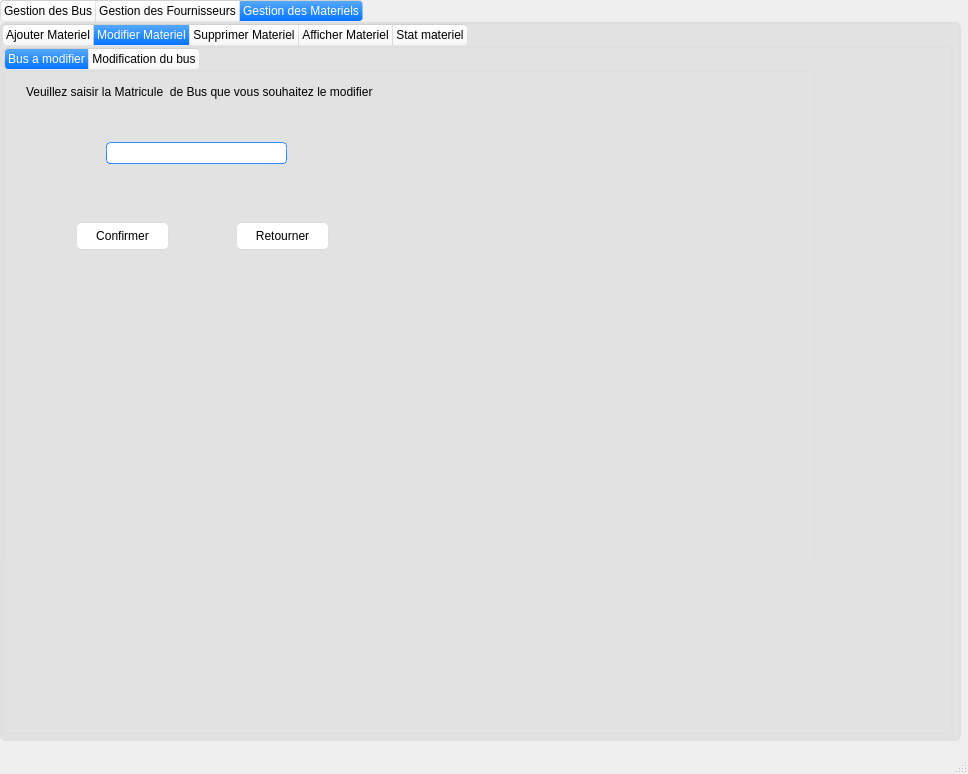
This is gestionbus/ProjetKhaled/projetkhaled.ui in KhaledKhm/bus as Qt 5 draws it before an edit. The edited form follows.
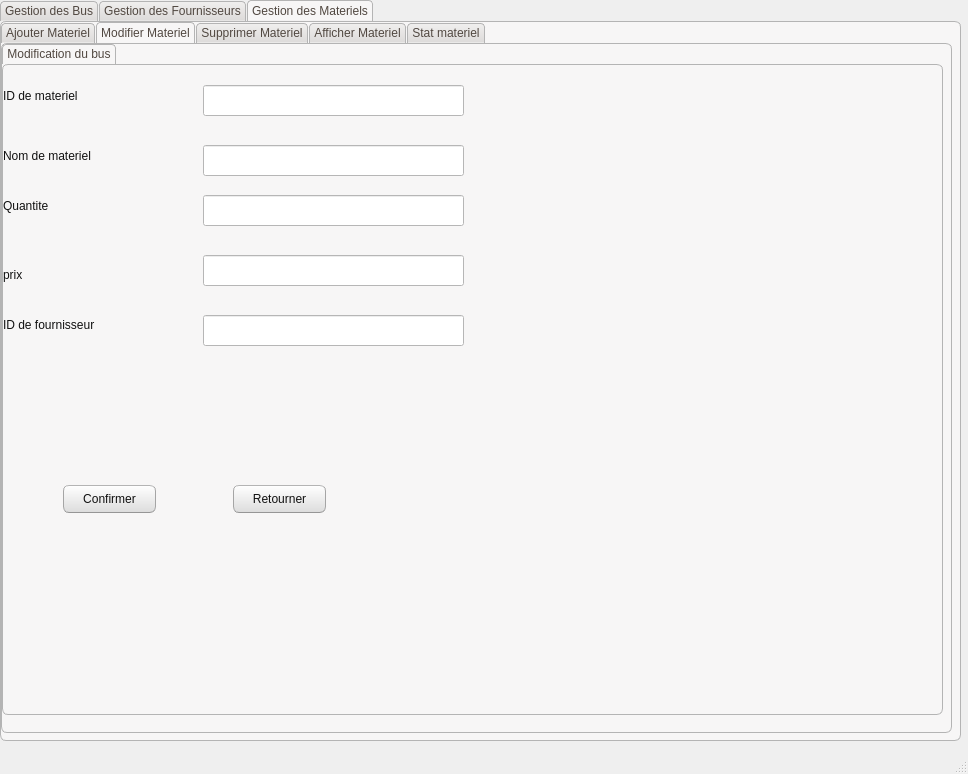
This is the edited form. The open tabs and pages were chosen to show the change.

Patch:
```diff
--- a/gestionbus/ProjetKhaled/projetkhaled.ui
+++ b/gestionbus/ProjetKhaled/projetkhaled.ui
@@ -24,535 +24,18 @@
      </rect>
     </property>
     <property name="styleSheet">
-     <string notr="true">
-QMainWindow {
+     <string notr="true">QMainWindow {
 
-	background-color:#ececec;
+	background-color:#f0f0f0;
 
 }
 
-QTextEdit {
-
-	border-width: 1px;
-
-	border-style: solid;
-
-	border-color: qlineargradient(spread:pad, x1:0.5, y1:1, x2:0.5, y2:0, stop:0 rgba(0, 113, 255, 255), stop:1 rgba(91, 171, 252, 255));
-
-}
-
-QPlainTextEdit {
-
-	border-width: 1px;
-
-	border-style: solid;
-
-	border-color: qlineargradient(spread:pad, x1:0.5, y1:1, x2:0.5, y2:0, stop:0 rgba(0, 113, 255, 255), stop:1 rgba(91, 171, 252, 255));
-
-}
-
-QToolButton {
-
-	border-style: solid;
-
-	border-top-color: qlineargradient(spread:pad, x1:0.5, y1:1, x2:0.5, y2:0, stop:0 rgb(215, 215, 215), stop:1 rgb(222, 222, 222));
-
-	border-right-color: qlineargradient(spread:pad, x1:0, y1:0.5, x2:1, y2:0.5, stop:0 rgb(217, 217, 217), stop:1 rgb(227, 227, 227));
-
-	border-left-color: qlineargradient(spread:pad, x1:0, y1:0.5, x2:1, y2:0.5, stop:0 rgb(227, 227, 227), stop:1 rgb(217, 217, 217));
-
-	border-bottom-color: qlineargradient(spread:pad, x1:0.5, y1:1, x2:0.5, y2:0, stop:0 rgb(215, 215, 215), stop:1 rgb(222, 222, 222));
-
-	border-width: 1px;
-
-	border-radius: 5px;
-
-	color: rgb(0,0,0);
-
-	padding: 2px;
-
-	background-color: rgb(255,255,255);
-
-}
-
-QToolButton:hover{
-
-	border-style: solid;
-
-	border-top-color: qlineargradient(spread:pad, x1:0.5, y1:1, x2:0.5, y2:0, stop:0 rgb(195, 195, 195), stop:1 rgb(222, 222, 222));
-
-	border-right-color: qlineargradient(spread:pad, x1:0, y1:0.5, x2:1, y2:0.5, stop:0 rgb(197, 197, 197), stop:1 rgb(227, 227, 227));
-
-	border-left-color: qlineargradient(spread:pad, x1:0, y1:0.5, x2:1, y2:0.5, stop:0 rgb(227, 227, 227), stop:1 rgb(197, 197, 197));
-
-	border-bottom-color: qlineargradient(spread:pad, x1:0.5, y1:1, x2:0.5, y2:0, stop:0 rgb(195, 195, 195), stop:1 rgb(222, 222, 222));
-
-	border-width: 1px;
-
-	border-radius: 5px;
-
-	color: rgb(0,0,0);
-
-	padding: 2px;
-
-	background-color: rgb(255,255,255);
-
-}
-
-QToolButton:pressed{
-
-	border-style: solid;
-
-	border-top-color: qlineargradient(spread:pad, x1:0.5, y1:1, x2:0.5, y2:0, stop:0 rgb(215, 215, 215), stop:1 rgb(222, 222, 222));
-
-	border-right-color: qlineargradient(spread:pad, x1:0, y1:0.5, x2:1, y2:0.5, stop:0 rgb(217, 217, 217), stop:1 rgb(227, 227, 227));
-
-	border-left-color: qlineargradient(spread:pad, x1:0, y1:0.5, x2:1, y2:0.5, stop:0 rgb(227, 227, 227), stop:1 rgb(217, 217, 217));
-
-	border-bottom-color: qlineargradient(spread:pad, x1:0.5, y1:1, x2:0.5, y2:0, stop:0 rgb(215, 215, 215), stop:1 rgb(222, 222, 222));
-
-	border-width: 1px;
-
-	border-radius: 5px;
-
-	color: rgb(0,0,0);
-
-	padding: 2px;
-
-	background-color: rgb(142,142,142);
-
-}
-
-QPushButton{
-
-	border-style: solid;
-
-	border-top-color: qlineargradient(spread:pad, x1:0.5, y1:1, x2:0.5, y2:0, stop:0 rgb(215, 215, 215), stop:1 rgb(222, 222, 222));
-
-	border-right-color: qlineargradient(spread:pad, x1:0, y1:0.5, x2:1, y2:0.5, stop:0 rgb(217, 217, 217), stop:1 rgb(227, 227, 227));
-
-	border-left-color: qlineargradient(spread:pad, x1:0, y1:0.5, x2:1, y2:0.5, stop:0 rgb(227, 227, 227), stop:1 rgb(217, 217, 217));
-
-	border-bottom-color: qlineargradient(spread:pad, x1:0.5, y1:1, x2:0.5, y2:0, stop:0 rgb(215, 215, 215), stop:1 rgb(222, 222, 222));
-
-	border-width: 1px;
-
-	border-radius: 5px;
-
-	color: rgb(0,0,0);
-
-	padding: 2px;
-
-	background-color: rgb(255,255,255);
-
-}
-
-QPushButton::default{
-
-	border-style: solid;
-
-	border-top-color: qlineargradient(spread:pad, x1:0.5, y1:1, x2:0.5, y2:0, stop:0 rgb(215, 215, 215), stop:1 rgb(222, 222, 222));
-
-	border-right-color: qlineargradient(spread:pad, x1:0, y1:0.5, x2:1, y2:0.5, stop:0 rgb(217, 217, 217), stop:1 rgb(227, 227, 227));
-
-	border-left-color: qlineargradient(spread:pad, x1:0, y1:0.5, x2:1, y2:0.5, stop:0 rgb(227, 227, 227), stop:1 rgb(217, 217, 217));
-
-	border-bottom-color: qlineargradient(spread:pad, x1:0.5, y1:1, x2:0.5, y2:0, stop:0 rgb(215, 215, 215), stop:1 rgb(222, 222, 222));
-
-	border-width: 1px;
-
-	border-radius: 5px;
-
-	color: rgb(0,0,0);
-
-	padding: 2px;
-
-	background-color: rgb(255,255,255);
-
-}
-
-QPushButton:hover{
-
-	border-style: solid;
-
-	border-top-color: qlineargradient(spread:pad, x1:0.5, y1:1, x2:0.5, y2:0, stop:0 rgb(195, 195, 195), stop:1 rgb(222, 222, 222));
-
-	border-right-color: qlineargradient(spread:pad, x1:0, y1:0.5, x2:1, y2:0.5, stop:0 rgb(197, 197, 197), stop:1 rgb(227, 227, 227));
-
-	border-left-color: qlineargradient(spread:pad, x1:0, y1:0.5, x2:1, y2:0.5, stop:0 rgb(227, 227, 227), stop:1 rgb(197, 197, 197));
-
-	border-bottom-color: qlineargradient(spread:pad, x1:0.5, y1:1, x2:0.5, y2:0, stop:0 rgb(195, 195, 195), stop:1 rgb(222, 222, 222));
-
-	border-width: 1px;
-
-	border-radius: 5px;
-
-	color: rgb(0,0,0);
-
-	padding: 2px;
-
-	background-color: rgb(255,255,255);
-
-}
-
-QPushButton:pressed{
-
-	border-style: solid;
-
-	border-top-color: qlineargradient(spread:pad, x1:0.5, y1:1, x2:0.5, y2:0, stop:0 rgb(215, 215, 215), stop:1 rgb(222, 222, 222));
-
-	border-right-color: qlineargradient(spread:pad, x1:0, y1:0.5, x2:1, y2:0.5, stop:0 rgb(217, 217, 217), stop:1 rgb(227, 227, 227));
-
-	border-left-color: qlineargradient(spread:pad, x1:0, y1:0.5, x2:1, y2:0.5, stop:0 rgb(227, 227, 227), stop:1 rgb(217, 217, 217));
-
-	border-bottom-color: qlineargradient(spread:pad, x1:0.5, y1:1, x2:0.5, y2:0, stop:0 rgb(215, 215, 215), stop:1 rgb(222, 222, 222));
-
-	border-width: 1px;
-
-	border-radius: 5px;
-
-	color: rgb(0,0,0);
-
-	padding: 2px;
-
-	background-color: rgb(142,142,142);
-
-}
-
-QPushButton:disabled{
-
-	border-style: solid;
-
-	border-top-color: qlineargradient(spread:pad, x1:0.5, y1:1, x2:0.5, y2:0, stop:0 rgb(215, 215, 215), stop:1 rgb(222, 222, 222));
-
-	border-right-color: qlineargradient(spread:pad, x1:0, y1:0.5, x2:1, y2:0.5, stop:0 rgb(217, 217, 217), stop:1 rgb(227, 227, 227));
-
-	border-left-color: qlineargradient(spread:pad, x1:0, y1:0.5, x2:1, y2:0.5, stop:0 rgb(227, 227, 227), stop:1 rgb(217, 217, 217));
-
-	border-bottom-color: qlineargradient(spread:pad, x1:0.5, y1:1, x2:0.5, y2:0, stop:0 rgb(215, 215, 215), stop:1 rgb(222, 222, 222));
-
-	border-width: 1px;
-
-	border-radius: 5px;
-
-	color: #808086;
-
-	padding: 2px;
-
-	background-color: rgb(142,142,142);
-
-}
-
-QLineEdit {
-
-	border-width: 1px; border-radius: 4px;
-
-	border-style: solid;
-
-	border-color: qlineargradient(spread:pad, x1:0.5, y1:1, x2:0.5, y2:0, stop:0 rgba(0, 113, 255, 255), stop:1 rgba(91, 171, 252, 255));
-
-}
-
-QLabel {
-
-	color: #000000;
-
-}
-
-QLCDNumber {
-
-	color: rgb(0, 113, 255, 255);
-
-}
-
-QProgressBar {
-
-	text-align: center;
-
-	color: rgb(240, 240, 240);
-
-	border-width: 1px; 
-
-	border-radius: 10px;
-
-	border-color: rgb(230, 230, 230);
-
-	border-style: solid;
-
-	background-color:rgb(207,207,207);
-
-}
-
-QProgressBar::chunk {
-
-	background-color: qlineargradient(spread:pad, x1:0.5, y1:1, x2:0.5, y2:0, stop:0 rgba(49, 147, 250, 255), stop:1 rgba(34, 142, 255, 255));
-
-	border-radius: 10px;
-
-}
-
-QMenuBar {
-
-	background-color: qlineargradient(spread:pad, x1:0.5, y1:1, x2:0.5, y2:0, stop:0 rgba(207, 209, 207, 255), stop:1 rgba(230, 229, 230, 255));
-
-}
-
-QMenuBar::item {
-
-	color: #000000;
-
-  	spacing: 3px;
-
-  	padding: 1px 4px;
-
-	background-color: qlineargradient(spread:pad, x1:0.5, y1:1, x2:0.5, y2:0, stop:0 rgba(207, 209, 207, 255), stop:1 rgba(230, 229, 230, 255));
-
-}
-
-
-
-QMenuBar::item:selected {
-
-  	background-color: qlineargradient(spread:pad, x1:0.5, y1:1, x2:0.5, y2:0, stop:0 rgba(0, 113, 255, 255), stop:1 rgba(91, 171, 252, 255));
-
-	color: #FFFFFF;
-
-}
-
-QMenu::item:selected {
-
-	border-style: solid;
-
-	border-top-color: transparent;
-
-	border-right-color: transparent;
-
-	border-left-color: qlineargradient(spread:pad, x1:0.5, y1:1, x2:0.5, y2:0, stop:0 rgba(0, 113, 255, 255), stop:1 rgba(91, 171, 252, 255));
-
-	border-bottom-color: transparent;
-
-	border-left-width: 2px;
-
-	color: #000000;
-
-	padding-left:15px;
-
-	padding-top:4px;
-
-	padding-bottom:4px;
-
-	padding-right:7px;
-
-}
-
-QMenu::item {
-
-	border-style: solid;
-
-	border-top-color: transparent;
-
-	border-right-color: transparent;
-
-	border-left-color: transparent;
-
-	border-bottom-color: transparent;
-
-	border-bottom-width: 1px;
-
-	color: #000000;
-
-	padding-left:17px;
-
-	padding-top:4px;
-
-	padding-bottom:4px;
-
-	padding-right:7px;
-
-}
-
-QTabWidget {
-
-	color:rgb(0,0,0);
-
-	background-color:#000000;
-
-}
-
-QTabWidget::pane {
-
-		border-color: rgb(223,223,223);
-
-		background-color:rgb(226,226,226);
-
-		border-style: solid;
-
-		border-width: 2px;
-
-    	border-radius: 6px;
-
-}
-
-QTabBar::tab:first {
-
-	border-style: solid;
-
-	border-left-width:1px;
-
-	border-right-width:0px;
-
-	border-top-width:1px;
-
-	border-bottom-width:1px;
-
-	border-top-color: rgb(209,209,209);
-
-	border-left-color: qlineargradient(spread:pad, x1:0.5, y1:1, x2:0.5, y2:0, stop:0 rgba(209, 209, 209, 209), stop:1 rgba(229, 229, 229, 229));
-
-	border-bottom-color: rgb(229,229,229);
-
-	border-top-left-radius: 4px;
-
-	border-bottom-left-radius: 4px;
-
-	color: #000000;
-
-	padding: 3px;
-
-	margin-left:0px;
-
-	background-color: qlineargradient(spread:pad, x1:0.5, y1:1, x2:0.5, y2:0, stop:0 rgba(247, 247, 247, 255), stop:1 rgba(255, 255, 255, 255));
-
-}
-
-QTabBar::tab:last {
-
-	border-style: solid;
-
-	border-width:1px;
-
-	border-top-color: rgb(209,209,209);
-
-	border-left-color: qlineargradient(spread:pad, x1:0.5, y1:1, x2:0.5, y2:0, stop:0 rgba(209, 209, 209, 209), stop:1 rgba(229, 229, 229, 229));
-
-	border-right-color: qlineargradient(spread:pad, x1:0.5, y1:1, x2:0.5, y2:0, stop:0 rgba(209, 209, 209, 209), stop:1 rgba(229, 229, 229, 229));
-
-	border-bottom-color: rgb(229,229,229);
-
-	border-top-right-radius: 4px;
-
-	border-bottom-right-radius: 4px;
-
-	color: #000000;
-
-	padding: 3px;
-
-	margin-left:0px;
-
-	background-color: qlineargradient(spread:pad, x1:0.5, y1:1, x2:0.5, y2:0, stop:0 rgba(247, 247, 247, 255), stop:1 rgba(255, 255, 255, 255));
-
-}
-
-QTabBar::tab {
-
-	border-style: solid;
-
-	border-top-width:1px;
-
-	border-bottom-width:1px;
-
-	border-left-width:1px;
-
-	border-top-color: rgb(209,209,209);
-
-	border-left-color: qlineargradient(spread:pad, x1:0.5, y1:1, x2:0.5, y2:0, stop:0 rgba(209, 209, 209, 209), stop:1 rgba(229, 229, 229, 229));
-
-	border-bottom-color: rgb(229,229,229);
-
-	color: #000000;
-
-	padding: 3px;
-
-	margin-left:0px;
-
-	background-color: qlineargradient(spread:pad, x1:0.5, y1:1, x2:0.5, y2:0, stop:0 rgba(247, 247, 247, 255), stop:1 rgba(255, 255, 255, 255));
-
-}
-
-QTabBar::tab:selected, QTabBar::tab:last:selected, QTabBar::tab:hover {
-
-  	border-style: solid;
-
-  	border-left-width:1px;
-
-	border-right-color: transparent;
-
-	border-top-color: rgb(209,209,209);
-
-	border-left-color: qlineargradient(spread:pad, x1:0.5, y1:1, x2:0.5, y2:0, stop:0 rgba(209, 209, 209, 209), stop:1 rgba(229, 229, 229, 229));
-
-	border-bottom-color: rgb(229,229,229);
-
-	color: #FFFFFF;
-
-	padding: 3px;
-
-	margin-left:0px;
-
-	background-color: qlineargradient(spread:pad, x1:0.5, y1:1, x2:0.5, y2:0, stop:0 rgba(0, 113, 255, 255), stop:1 rgba(91, 171, 252, 255));
-
-}
-
-
-
-QTabBar::tab:selected, QTabBar::tab:first:selected, QTabBar::tab:hover {
-
-  	border-style: solid;
-
-  	border-left-width:1px;
-
-  	border-bottom-width:1px;
-
-  	border-top-width:1px;
-
-	border-right-color: transparent;
-
-	border-top-color: rgb(209,209,209);
-
-	border-left-color: qlineargradient(spread:pad, x1:0.5, y1:1, x2:0.5, y2:0, stop:0 rgba(209, 209, 209, 209), stop:1 rgba(229, 229, 229, 229));
-
-	border-bottom-color: rgb(229,229,229);
-
-	color: #FFFFFF;
-
-	padding: 3px;
-
-	margin-left:0px;
-
-	background-color: qlineargradient(spread:pad, x1:0.5, y1:1, x2:0.5, y2:0, stop:0 rgba(0, 113, 255, 255), stop:1 rgba(91, 171, 252, 255));
-
-}
-
-
-
 QCheckBox {
 
-	color: #000000;
+	padding:2px;
 
-	padding: 2px;
-
 }
 
-QCheckBox:disabled {
-
-	color: #808086;
-
-	padding: 2px;
-
-}
-
-
-
 QCheckBox:hover {
 
 	border-radius:4px;
@@ -575,46 +58,400 @@
 
 QCheckBox::indicator:checked {
 
-
-
-	height: 10px;
-
-	width: 10px;
+	border-radius:4px;
 
 	border-style:solid;
 
-	border-width: 1px;
+	border-width:1px;
 
-	border-color: qlineargradient(spread:pad, x1:0.5, y1:1, x2:0.5, y2:0, stop:0 rgba(0, 113, 255, 255), stop:1 rgba(91, 171, 252, 255));
+	border-color: rgb(246, 134, 86);
 
-	color: #000000;
-
-	background-color: qlineargradient(spread:pad, x1:0.5, y1:1, x2:0.5, y2:0, stop:0 rgba(0, 113, 255, 255), stop:1 rgba(91, 171, 252, 255));
+  	background-color:rgb(246, 134, 86)
 
 }
 
 QCheckBox::indicator:unchecked {
 
+	border-radius:4px;
 
+	border-style:solid;
 
-	height: 10px;
+	border-width:1px;
 
-	width: 10px;
+	border-color:rgb(246, 134, 86);
 
+  	background-color:rgb(255,255,255);
+
+}
+
+QColorDialog {
+
+	background-color:#f0f0f0;
+
+}
+
+QComboBox {
+
+	color:rgb(81,72,65);
+
+	background: #ffffff;
+
+}
+
+QComboBox:editable {
+
+	background: #ffffff;
+
+	color: rgb(81,72,65);
+
+	selection-color:rgb(81,72,65);
+
+	selection-background-color: #ffffff;
+
+}
+
+QComboBox QAbstractItemView {
+
+	color:rgb(81,72,65);	
+
+	background: #ffffff;
+
+	selection-color: #ffffff;
+
+	selection-background-color: rgb(246, 134, 86);
+
+}
+
+QComboBox:!editable:on, QComboBox::drop-down:editable:on {
+
+	color:  #1e1d23;	
+
+	background: #ffffff;
+
+}
+
+QDateTimeEdit {
+
+	color:rgb(81,72,65);
+
+	background-color: #ffffff;
+
+}
+
+QDateEdit {
+
+	color:rgb(81,72,65);
+
+	background-color: #ffffff;
+
+}
+
+QDialog {
+
+	background-color:#f0f0f0;
+
+}
+
+QDoubleSpinBox {
+
+	color:rgb(81,72,65);
+
+	background-color: #ffffff;
+
+}
+
+QFontComboBox {
+
+	color:rgb(81,72,65);
+
+	background-color: #ffffff;
+
+}
+
+QLabel {
+
+	color:rgb(17,17,17);
+
+}
+
+QLineEdit {
+
+	background-color:rgb(255,255,255);
+
+	selection-background-color:rgb(236,116,64);
+
+	color:rgb(17,17,17);
+
+}
+
+QMenuBar {
+
+	color:rgb(223,219,210);
+
+	background-color:rgb(65,64,59);
+
+}
+
+QMenuBar::item {
+
+	padding-top:4px;
+
+	padding-left:4px;
+
+	padding-right:4px;
+
+	color:rgb(223,219,210);
+
+	background-color:rgb(65,64,59);
+
+}
+
+QMenuBar::item:selected {
+
+	color:rgb(255,255,255);
+
+	padding-top:2px;
+
+	padding-left:2px;
+
+	padding-right:2px;
+
+	border-top-width:2px;
+
+	border-left-width:2px;
+
+	border-right-width:2px;
+
+	border-top-right-radius:4px;
+
+	border-top-left-radius:4px;
+
 	border-style:solid;
 
+	background-color:rgb(65,64,59);
+
+	border-top-color: rgb(47,47,44);
+
+	border-right-color: qlineargradient(spread:pad, x1:0, y1:1, x2:1, y2:0, stop:0 rgba(90, 87, 78, 255), stop:1 rgba(47,47,44, 255));
+
+	border-left-color:  qlineargradient(spread:pad, x1:1, y1:0, x2:0, y2:0, stop:0 rgba(90, 87, 78, 255), stop:1 rgba(47,47,44, 255));
+
+}
+
+QMenu {
+
+	color:rgb(223,219,210);
+
+	background-color:rgb(65,64,59);
+
+}
+
+QMenu::item {
+
+	color:rgb(223,219,210);
+
+	padding-left:20px;
+
+	padding-top:4px;
+
+	padding-bottom:4px;
+
+	padding-right:10px;
+
+}
+
+QMenu::item:selected {
+
+	color:rgb(255,255,255);
+
+	background-color: qlineargradient(spread:pad, x1:0.5, y1:1, x2:0.5, y2:0, stop:0 rgba(225, 108, 54, 255), stop:1 rgba(246, 134, 86, 255));
+
+	border-style:solid;
+
+	border-width:3px;
+
+	padding-left:17px;
+
+	padding-top:4px;
+
+	padding-bottom:4px;
+
+	padding-right:7px;
+
+	border-bottom-color:qlineargradient(spread:pad, x1:0.5, y1:1, x2:0.5, y2:0, stop:0 rgba(175,85,48,255), stop:1 rgba(236,114,67, 255));
+
+	border-top-color:qlineargradient(spread:pad, x1:0.5, y1:1, x2:0.5, y2:0, stop:0 rgba(253,156,113,255), stop:1 rgba(205,90,46, 255));
+
+	border-right-color:qlineargradient(spread:pad, x1:0, y1:0.5, x2:1, y2:0.5, stop:0 rgba(253,156,113,255), stop:1 rgba(205,90,46, 255));
+
+	border-left-color:qlineargradient(spread:pad, x1:1, y1:0.5, x2:0, y2:0.5, stop:0 rgba(253,156,113,255), stop:1 rgba(205,90,46, 255));
+
+}
+
+QPlainTextEdit {
+
 	border-width: 1px;
 
-	border-color: qlineargradient(spread:pad, x1:0.5, y1:1, x2:0.5, y2:0, stop:0 rgba(0, 113, 255, 255), stop:1 rgba(91, 171, 252, 255));
+	border-style: solid;
 
-	color: #000000;
+	border-color:transparent;
+
+	color:rgb(17,17,17);
+
+	selection-background-color:rgb(236,116,64);
+
+}
+
+QProgressBar {
+
+	text-align: center;
+
+	color: rgb(0, 0, 0);
+
+	border-width: 1px; 
+
+	border-radius: 10px;
+
+	border-style: inset;
+
+	border-color: rgb(150,150,150);
+
+	background-color:rgb(221,221,219);
+
+}
+
+QProgressBar::chunk:horizontal {
+
+	background-color: qlineargradient(spread:pad, x1:0.5, y1:1, x2:0.5, y2:0, stop:0 rgba(225, 108, 54, 255), stop:1 rgba(246, 134, 86, 255));
+
+	border-style: solid;
+
+	border-radius:8px;
+
+	border-width:1px;
+
+	border-bottom-color:qlineargradient(spread:pad, x1:0.5, y1:1, x2:0.5, y2:0, stop:0 rgba(175,85,48,255), stop:1 rgba(236,114,67, 255));
+
+	border-top-color:qlineargradient(spread:pad, x1:0.5, y1:1, x2:0.5, y2:0, stop:0 rgba(253,156,113,255), stop:1 rgba(205,90,46, 255));
+
+	border-right-color:qlineargradient(spread:pad, x1:0, y1:0.5, x2:1, y2:0.5, stop:0 rgba(253,156,113,255), stop:1 rgba(205,90,46, 255));
+
+	border-left-color:qlineargradient(spread:pad, x1:1, y1:0.5, x2:0, y2:0.5, stop:0 rgba(253,156,113,255), stop:1 rgba(205,90,46, 255));
+
+}
+
+QPushButton{
+
+	color:rgb(17,17,17);
+
+	border-width: 1px;
+
+	border-radius: 6px;
+
+	border-bottom-color: rgb(150,150,150);
+
+	border-right-color: rgb(165,165,165);
+
+	border-left-color: rgb(165,165,165);
+
+	border-top-color: rgb(180,180,180);
+
+	border-style: solid;
+
+	padding: 4px;
+
+	background-color: qlineargradient(spread:pad, x1:0.5, y1:1, x2:0.5, y2:0, stop:0 rgba(220, 220, 220, 255), stop:1 rgba(255, 255, 255, 255));
+
+}
+
+QPushButton:hover{
+
+	color:rgb(17,17,17);
+
+	border-width: 1px;
+
+	border-radius:6px;
+
+	border-top-color: rgb(255,150,60);
+
+	border-right-color: qlineargradient(spread:pad, x1:0, y1:1, x2:1, y2:0, stop:0 rgba(200, 70, 20, 255), stop:1 rgba(255,150,60, 255));
+
+	border-left-color:  qlineargradient(spread:pad, x1:1, y1:0, x2:0, y2:0, stop:0 rgba(200, 70, 20, 255), stop:1 rgba(255,150,60, 255));
+
+	border-bottom-color: rgb(200,70,20);
+
+	border-style: solid;
+
+	padding: 2px;
+
+	background-color: qlineargradient(spread:pad, x1:0.5, y1:1, x2:0.5, y2:0, stop:0 rgba(220, 220, 220, 255), stop:1 rgba(255, 255, 255, 255));
+
+}
+
+QPushButton:default{
+
+	color:rgb(17,17,17);
+
+	border-width: 1px;
+
+	border-radius:6px;
+
+	border-top-color: rgb(255,150,60);
+
+	border-right-color: qlineargradient(spread:pad, x1:0, y1:1, x2:1, y2:0, stop:0 rgba(200, 70, 20, 255), stop:1 rgba(255,150,60, 255));
+
+	border-left-color:  qlineargradient(spread:pad, x1:1, y1:0, x2:0, y2:0, stop:0 rgba(200, 70, 20, 255), stop:1 rgba(255,150,60, 255));
+
+	border-bottom-color: rgb(200,70,20);
+
+	border-style: solid;
+
+	padding: 2px;
+
+	background-color: qlineargradient(spread:pad, x1:0.5, y1:1, x2:0.5, y2:0, stop:0 rgba(220, 220, 220, 255), stop:1 rgba(255, 255, 255, 255));
+
+}
+
+QPushButton:pressed{
+
+	color:rgb(17,17,17);
+
+	border-width: 1px;
+
+	border-radius: 6px;
+
+	border-width: 1px;
+
+	border-top-color: rgba(255,150,60,200);
+
+	border-right-color: qlineargradient(spread:pad, x1:0, y1:1, x2:1, y2:0, stop:0 rgba(200, 70, 20, 255), stop:1 rgba(255,150,60, 200));
+
+	border-left-color:  qlineargradient(spread:pad, x1:1, y1:0, x2:0, y2:0, stop:0 rgba(200, 70, 20, 255), stop:1 rgba(255,150,60, 200));
+
+	border-bottom-color: rgba(200,70,20,200);
+
+	border-style: solid;
+
+	padding: 2px;
+
+	background-color: qlineargradient(spread:pad, x1:0.5, y1:0, x2:0.5, y2:1, stop:0 rgba(220, 220, 220, 255), stop:1 rgba(255, 255, 255, 255));
+
+}
+
+QPushButton:disabled{
+
+	color:rgb(174,167,159);
+
+	border-width: 1px;
+
+	border-radius: 6px;
+
+	background-color: qlineargradient(spread:pad, x1:0.5, y1:1, x2:0.5, y2:0, stop:0 rgba(200, 200, 200, 255), stop:1 rgba(230, 230, 230, 255));
 
 }
 
 QRadioButton {
 
-	color: 000000;
-
 	padding: 1px;
 
 }
@@ -631,11 +468,11 @@
 
 	border-width: 1px;
 
-	border-color: qlineargradient(spread:pad, x1:0.5, y1:1, x2:0.5, y2:0, stop:0 rgba(0, 113, 255, 255), stop:1 rgba(91, 171, 252, 255));
+	border-color: rgba(246, 134, 86, 255);
 
 	color: #a9b7c6;
 
-	background-color: qlineargradient(spread:pad, x1:0.5, y1:1, x2:0.5, y2:0, stop:0 rgba(0, 113, 255, 255), stop:1 rgba(91, 171, 252, 255));
+	background-color:rgba(246, 134, 86, 255);
 
 }
 
@@ -651,7 +488,7 @@
 
 	border-width: 1px;
 
-	border-color: qlineargradient(spread:pad, x1:0.5, y1:1, x2:0.5, y2:0, stop:0 rgba(0, 113, 255, 255), stop:1 rgba(91, 171, 252, 255));
+	border-color: rgb(246, 134, 86);
 
 	color: #a9b7c6;
 
@@ -659,93 +496,21 @@
 
 }
 
-QStatusBar {
-
-	color:#027f7f;
-
-}
-
-QSpinBox {
-
-	border-style: solid;
-
-	border-width: 1px;
-
-	border-color: qlineargradient(spread:pad, x1:0.5, y1:1, x2:0.5, y2:0, stop:0 rgba(0, 113, 255, 255), stop:1 rgba(91, 171, 252, 255));
-
-}
-
-QDoubleSpinBox {
-
-	border-style: solid;
-
-	border-width: 1px;
-
-	border-color: qlineargradient(spread:pad, x1:0.5, y1:1, x2:0.5, y2:0, stop:0 rgba(0, 113, 255, 255), stop:1 rgba(91, 171, 252, 255));
-
-}
-
-QTimeEdit {
-
-	border-style: solid;
-
-	border-width: 1px;
-
-	border-color: qlineargradient(spread:pad, x1:0.5, y1:1, x2:0.5, y2:0, stop:0 rgba(0, 113, 255, 255), stop:1 rgba(91, 171, 252, 255));
-
-}
-
-QDateTimeEdit {
-
-	border-style: solid;
-
-	border-width: 1px;
-
-	border-color: qlineargradient(spread:pad, x1:0.5, y1:1, x2:0.5, y2:0, stop:0 rgba(0, 113, 255, 255), stop:1 rgba(91, 171, 252, 255));
-
-}
-
-QDateEdit {
-
-	border-style: solid;
-
-	border-width: 1px;
-
-	border-color: qlineargradient(spread:pad, x1:0.5, y1:1, x2:0.5, y2:0, stop:0 rgba(0, 113, 255, 255), stop:1 rgba(91, 171, 252, 255));
-
-}
-
-
-
-QToolBox {
-
-	color: #a9b7c6;
-
-	background-color:#000000;
-
-}
-
-QToolBox::tab {
-
-	color: #a9b7c6;
-
-	background-color:#000000;
-
-}
-
-QToolBox::tab:selected {
-
-	color: #FFFFFF;
-
-	background-color:#000000;
-
-}
-
 QScrollArea {
 
 	color: #FFFFFF;
 
-	background-color:#000000;
+	background-color:#f0f0f0;
+
+}
+
+QSlider::groove {
+
+	border-style: solid;
+
+	border-width: 1px;
+
+	border-color: rgb(207,207,207);
 
 }
 
@@ -753,7 +518,7 @@
 
 	height: 5px;
 
-	background-color: qlineargradient(spread:pad, x1:0.5, y1:1, x2:0.5, y2:0, stop:0 rgba(49, 147, 250, 255), stop:1 rgba(34, 142, 255, 255));
+	background: rgb(246, 134, 86);
 
 }
 
@@ -761,7 +526,7 @@
 
 	width: 5px;
 
-	background-color: qlineargradient(spread:pad, x1:0.5, y1:1, x2:0.5, y2:0, stop:0 rgba(49, 147, 250, 255), stop:1 rgba(34, 142, 255, 255));
+	background: rgb(246, 134, 86);
 
 }
 
@@ -803,25 +568,39 @@
 
 QSlider::add-page:horizontal {
 
-    background: rgb(181,181,181);
+ 	background: white;
 
 }
 
 QSlider::add-page:vertical {
 
-    background: rgb(181,181,181);
+	background: white;
 
 }
 
 QSlider::sub-page:horizontal {
 
-    background-color: qlineargradient(spread:pad, x1:0.5, y1:1, x2:0.5, y2:0, stop:0 rgba(49, 147, 250, 255), stop:1 rgba(34, 142, 255, 255));
+	background: rgb(246, 134, 86);
 
 }
 
 QSlider::sub-page:vertical {
 
-    background-color: qlineargradient(spread:pad, y1:0.5, x1:1, y2:0.5, x2:0, stop:0 rgba(49, 147, 250, 255), stop:1 rgba(34, 142, 255, 255));
+  	background: rgb(246, 134, 86);
+
+}
+
+QStatusBar {
+
+	color:rgb(81,72,65);
+
+}
+
+QSpinBox {
+
+	color:rgb(81,72,65);
+
+	background-color: #ffffff;
 
 }
 
@@ -835,16 +614,6 @@
 
 }
 
-QScrollBar:vertical {
-
-	max-width: 20px;
-
-	border: 1px transparent grey;
-
-	margin: 20px 0px 20px 0px;
-
-}
-
 QScrollBar::handle:horizontal {
 
 	background: rgb(253,253,253);
@@ -877,53 +646,47 @@
 
 }
 
-QScrollBar::handle:vertical {
-
-	background: rgb(253,253,253);
-
-	border-style: solid;
-
-	border-width: 1px;
-
-	border-color: rgb(207,207,207);
-
-	border-radius: 7px;
-
-	min-height: 25px;
-
-}
-
-QScrollBar::handle:vertical:hover {
-
-	background: rgb(253,253,253);
-
-	border-style: solid;
-
-	border-width: 1px;
-
-	border-color: rgb(147, 200, 200);
-
-	border-radius: 7px;
-
-	min-height: 25px;
-
-}
-
 QScrollBar::add-line:horizontal {
 
-   border: 2px transparent grey;
+  	border: 1px solid;
 
-   border-top-right-radius: 7px;
+  	border-color: rgb(207,207,207);
 
-   border-bottom-right-radius: 7px;
+  	border-top-right-radius: 7px;
 
-   background: rgba(34, 142, 255, 255);
+  	border-top-left-radius: 7px;
 
-   width: 20px;
+  	border-bottom-right-radius: 7px;
 
-   subcontrol-position: right;
+  	background: rgb(255, 255, 255);
 
-   subcontrol-origin: margin;
+  	width: 20px;
+
+  	subcontrol-position: right;
+
+  	subcontrol-origin: margin;
+
+}
+
+QScrollBar::add-line:horizontal:hover {
+
+  	border: 1px solid;
+
+  	border-top-right-radius: 7px;
+
+  	border-top-left-radius: 7px;
+
+  	border-bottom-right-radius: 7px;
+
+  	border-color: rgb(255,150,60);
+
+  	background: rgb(255, 255, 255);
+
+  	width: 20px;
+
+  	subcontrol-position: right;
+
+  	subcontrol-origin: margin;
 
 }
 
@@ -943,59 +706,51 @@
 
    subcontrol-origin: margin;
 
-}
-
-QScrollBar::add-line:vertical {
-
-   border: 2px transparent grey;
-
-   border-bottom-left-radius: 7px;
-
-   border-bottom-right-radius: 7px;
-
-   background: rgba(34, 142, 255, 255);
-
-   height: 20px;
-
-   subcontrol-position: bottom;
-
-   subcontrol-origin: margin;
-
-}
-
-QScrollBar::add-line:vertical:pressed {
-
-   border: 2px transparent grey;
-
-   border-bottom-left-radius: 7px;
-
-   border-bottom-right-radius: 7px;
-
-   background: rgb(181,181,181);
-
-   height: 20px;
-
-   subcontrol-position: bottom;
-
-   subcontrol-origin: margin;
+  	subcontrol-origin: margin;
 
 }
 
 QScrollBar::sub-line:horizontal {
 
-   border: 2px transparent grey;
+  	border: 1px solid;
 
-   border-top-left-radius: 7px;
+  	border-color: rgb(207,207,207);
 
-   border-bottom-left-radius: 7px;
+  	border-top-right-radius: 7px;
 
-   background: rgba(34, 142, 255, 255);
+  	border-top-left-radius: 7px;
 
-   width: 20px;
+  	border-bottom-left-radius: 7px;
 
-   subcontrol-position: left;
+  	background: rgb(255, 255, 255);
 
-   subcontrol-origin: margin;
+  	width: 20px;
+
+  	subcontrol-position: left;
+
+  	subcontrol-origin: margin;
+
+}
+
+QScrollBar::sub-line:horizontal:hover {
+
+  	border: 1px solid;
+
+  	border-color: rgb(255,150,60);
+
+  	border-top-right-radius: 7px;
+
+  	border-top-left-radius: 7px;
+
+  	border-bottom-left-radius: 7px;
+
+  	background: rgb(255, 255, 255);
+
+  	width: 20px;
+
+  	subcontrol-position: left;
+
+  	subcontrol-origin: margin;
 
 }
 
@@ -1015,122 +770,371 @@
 
    subcontrol-origin: margin;
 
-}
-
-QScrollBar::sub-line:vertical {
-
-   border: 2px transparent grey;
-
-   border-top-left-radius: 7px;
-
-   border-top-right-radius: 7px;
-
-   background: rgba(34, 142, 255, 255);
-
-   height: 20px;
-
-   subcontrol-position: top;
-
-   subcontrol-origin: margin;
-
-}
-
-QScrollBar::sub-line:vertical:pressed {
-
-   border: 2px transparent grey;
-
-   border-top-left-radius: 7px;
-
-   border-top-right-radius: 7px;
-
-   background: rgb(181,181,181);
-
-   height: 20px;
-
-   subcontrol-position: top;
-
-   subcontrol-origin: margin;
+  	subcontrol-origin: margin;
 
 }
 
 QScrollBar::left-arrow:horizontal {
 
-   border: 1px transparent grey;
+  	border: 1px transparent grey;
 
-   border-top-left-radius: 3px;
+  	border-top-left-radius: 3px;
 
-   border-bottom-left-radius: 3px;
+  	border-bottom-left-radius: 3px;
 
-   width: 6px;
+  	width: 6px;
 
-   height: 6px;
+  	height: 6px;
 
-   background: white;
+  	background: rgb(230,230,230);
 
 }
 
 QScrollBar::right-arrow:horizontal {
 
-   border: 1px transparent grey;
+	border: 1px transparent grey;
 
-   border-top-right-radius: 3px;
+	border-top-right-radius: 3px;
 
-   border-bottom-right-radius: 3px;
+	border-bottom-right-radius: 3px;
 
-   width: 6px;
+  	width: 6px;
 
-   height: 6px;
+  	height: 6px;
 
-   background: white;
+ 	background: rgb(230,230,230);
+
+}
+
+QScrollBar::add-page:horizontal, QScrollBar::sub-page:horizontal {
+
+ 	background: none;
+
+} 
+
+QScrollBar:vertical {
+
+	max-width: 20px;
+
+	border: 1px transparent grey;
+
+	margin: 20px 0px 20px 0px;
+
+}
+
+QScrollBar::add-line:vertical {
+
+	border: 1px solid;
+
+	border-color: rgb(207,207,207);
+
+	border-bottom-right-radius: 7px;
+
+	border-bottom-left-radius: 7px;
+
+	border-top-left-radius: 7px;
+
+	background: rgb(255, 255, 255);
+
+  	height: 20px;
+
+  	subcontrol-position: bottom;
+
+  	subcontrol-origin: margin;
+
+}
+
+QScrollBar::add-line:vertical:hover {
+
+  	border: 1px solid;
+
+  	border-color: rgb(255,150,60);
+
+  	border-bottom-right-radius: 7px;
+
+  	border-bottom-left-radius: 7px;
+
+  	border-top-left-radius: 7px;
+
+  	background: rgb(255, 255, 255);
+
+  	height: 20px;
+
+  	subcontrol-position: bottom;
+
+  	subcontrol-origin: margin;
+
+}
+
+QScrollBar::add-line:vertical:pressed {
+
+  	border: 1px solid grey;
+
+  	border-bottom-left-radius: 7px;
+
+  	border-bottom-right-radius: 7px;
+
+  	border-top-left-radius: 7px;
+
+  	background: rgb(231,231,231);
+
+  	height: 20px;
+
+  	subcontrol-position: bottom;
+
+  	subcontrol-origin: margin;
+
+}
+
+QScrollBar::sub-line:vertical {
+
+  	border: 1px solid;
+
+  	border-color: rgb(207,207,207);
+
+  	border-top-right-radius: 7px;
+
+  	border-top-left-radius: 7px;
+
+  	border-bottom-left-radius: 7px;
+
+  	background: rgb(255, 255, 255);
+
+  	height: 20px;
+
+  	subcontrol-position: top;
+
+  	subcontrol-origin: margin;
+
+}
+
+QScrollBar::sub-line:vertical:hover {
+
+  	border: 1px solid;
+
+  	border-color: rgb(255,150,60);
+
+  	border-top-right-radius: 7px;
+
+  	border-top-left-radius: 7px;
+
+  	border-bottom-left-radius: 7px;
+
+	background: rgb(255, 255, 255);
+
+  	height: 20px;
+
+  	subcontrol-position: top;
+
+  	subcontrol-origin: margin;
+
+}
+
+QScrollBar::sub-line:vertical:pressed {
+
+  	border: 1px solid grey;
+
+  	border-top-left-radius: 7px;
+
+  	border-top-right-radius: 7px;
+
+  	background: rgb(231,231,231);
+
+ 	height: 20px;
+
+  	subcontrol-position: top;
+
+  	subcontrol-origin: margin;
+
+}
+
+QScrollBar::handle:vertical {
+
+	background: rgb(253,253,253);
+
+	border-style: solid;
+
+	border-width: 1px;
+
+	border-color: rgb(207,207,207);
+
+	border-radius: 7px;
+
+	min-height: 25px;
+
+}
+
+QScrollBar::handle:vertical:hover {
+
+	background: rgb(253,253,253);
+
+	border-style: solid;
+
+	border-width: 1px;
+
+	border-color: rgb(255,150,60);
+
+	border-radius: 7px;
+
+	min-height: 25px;
 
 }
 
 QScrollBar::up-arrow:vertical {
 
-   border: 1px transparent grey;
+	border: 1px transparent grey;
 
-   border-top-left-radius: 3px;
+  	border-top-left-radius: 3px;
 
-   border-top-right-radius: 3px;
+	border-top-right-radius: 3px;
 
-   width: 6px;
+  	width: 6px;
 
-   height: 6px;
+  	height: 6px;
 
-   background: white;
+  	background: rgb(230,230,230);
 
 }
 
 QScrollBar::down-arrow:vertical {
 
-   border: 1px transparent grey;
+  	border: 1px transparent grey;
 
-   border-bottom-left-radius: 3px;
+  	border-bottom-left-radius: 3px;
 
-   border-bottom-right-radius: 3px;
+  	border-bottom-right-radius: 3px;
 
-   width: 6px;
+  	width: 6px;
 
-   height: 6px;
+  	height: 6px;
 
-   background: white;
-
-}
-
-QScrollBar::add-page:horizontal, QScrollBar::sub-page:horizontal {
-
-   background: none;
+  	background: rgb(230,230,230);
 
 }
 
 QScrollBar::add-page:vertical, QScrollBar::sub-page:vertical {
 
-   background: none;
+  	background: none;
 
 }
 
+QTabWidget {
 
-</string>
+	color:rgb(0,0,0);
+
+	background-color:rgb(247,246,246);
+
+}
+
+QTabWidget::pane {
+
+	border-color: rgb(180,180,180);
+
+	background-color:rgb(247,246,246);
+
+	border-style: solid;
+
+	border-width: 1px;
+
+  	border-radius: 6px;
+
+}
+
+QTabBar::tab {
+
+	padding-left:4px;
+
+	padding-right:4px;
+
+	padding-bottom:2px;
+
+	padding-top:2px;
+
+	color:rgb(81,72,65);
+
+  	background-color: qlineargradient(spread:pad, x1:0.5, y1:1, x2:0.5, y2:0, stop:0 rgba(221,218,217,255), stop:1 rgba(240,239,238,255));
+
+	border-style: solid;
+
+	border-width: 1px;
+
+  	border-top-right-radius:4px;
+
+	border-top-left-radius:4px;
+
+	border-top-color: rgb(180,180,180);
+
+	border-left-color: rgb(180,180,180);
+
+	border-right-color: rgb(180,180,180);
+
+	border-bottom-color: transparent;
+
+}
+
+QTabBar::tab:selected, QTabBar::tab:last:selected, QTabBar::tab:hover {
+
+  	background-color:rgb(247,246,246);
+
+  	margin-left: 0px;
+
+  	margin-right: 1px;
+
+}
+
+QTabBar::tab:!selected {
+
+	margin-top: 1px;
+
+	margin-right: 1px;
+
+}
+
+QTextEdit {
+
+	border-width: 1px;
+
+	border-style: solid;
+
+	border-color:transparent;
+
+	color:rgb(17,17,17);
+
+	selection-background-color:rgb(236,116,64);
+
+}
+
+QTimeEdit {
+
+	color:rgb(81,72,65);
+
+	background-color: #ffffff;
+
+}
+
+QToolBox {
+
+	color:rgb(81,72,65);
+
+	background-color: #ffffff;
+
+}
+
+QToolBox::tab {
+
+	color:rgb(81,72,65);
+
+	background-color: #ffffff;
+
+}
+
+QToolBox::tab:selected {
+
+	color:rgb(81,72,65);
+
+	background-color: #ffffff;
+
+}</string>
     </property>
     <property name="currentIndex">
      <number>1</number>
@@ -2109,70 +2113,13 @@
          <rect>
           <x>0</x>
           <y>0</y>
-          <width>811</width>
-          <height>521</height>
+          <width>941</width>
+          <height>671</height>
          </rect>
         </property>
         <property name="currentIndex">
          <number>1</number>
         </property>
-        <widget class="QWidget" name="tab_34">
-         <attribute name="title">
-          <string>Bus a modifier</string>
-         </attribute>
-         <widget class="QLabel" name="labelModifierBus_4">
-          <property name="geometry">
-           <rect>
-            <x>20</x>
-            <y>10</y>
-            <width>381</width>
-            <height>20</height>
-           </rect>
-          </property>
-          <property name="styleSheet">
-           <string notr="true">font: 75 8pt &quot;Times New Roman&quot;;</string>
-          </property>
-          <property name="text">
-           <string>Veuillez saisir la Matricule  de Bus que vous souhaitez le modifier</string>
-          </property>
-         </widget>
-         <widget class="QPushButton" name="ConfirmerModifBus1_4">
-          <property name="geometry">
-           <rect>
-            <x>70</x>
-            <y>150</y>
-            <width>93</width>
-            <height>28</height>
-           </rect>
-          </property>
-          <property name="text">
-           <string>Confirmer</string>
-          </property>
-         </widget>
-         <widget class="QPushButton" name="modifierBusRetourner_4">
-          <property name="geometry">
-           <rect>
-            <x>230</x>
-            <y>150</y>
-            <width>93</width>
-            <height>28</height>
-           </rect>
-          </property>
-          <property name="text">
-           <string>Retourner</string>
-          </property>
-         </widget>
-         <widget class="QLineEdit" name="LEModifierBus_4">
-          <property name="geometry">
-           <rect>
-            <x>100</x>
-            <y>70</y>
-            <width>181</width>
-            <height>22</height>
-           </rect>
-          </property>
-         </widget>
-        </widget>
         <widget class="QWidget" name="tab_35">
          <attribute name="title">
           <string>Modification du bus</string>
```
Left out of the diff: 241 changed lines with no effect on the pictures.
